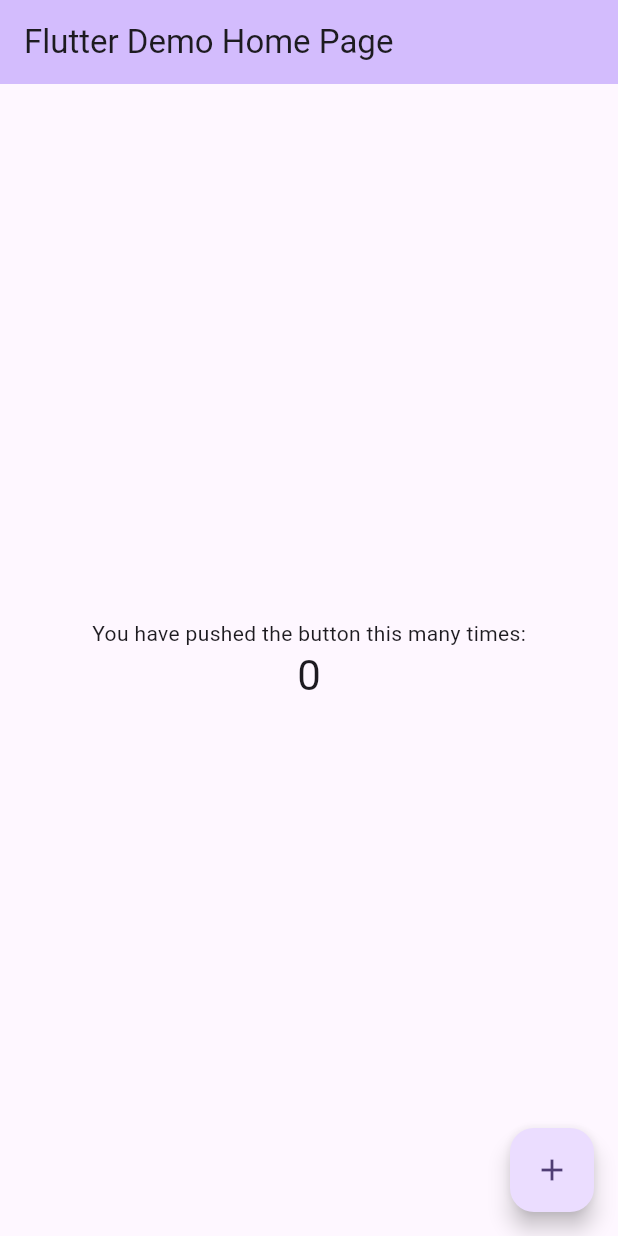
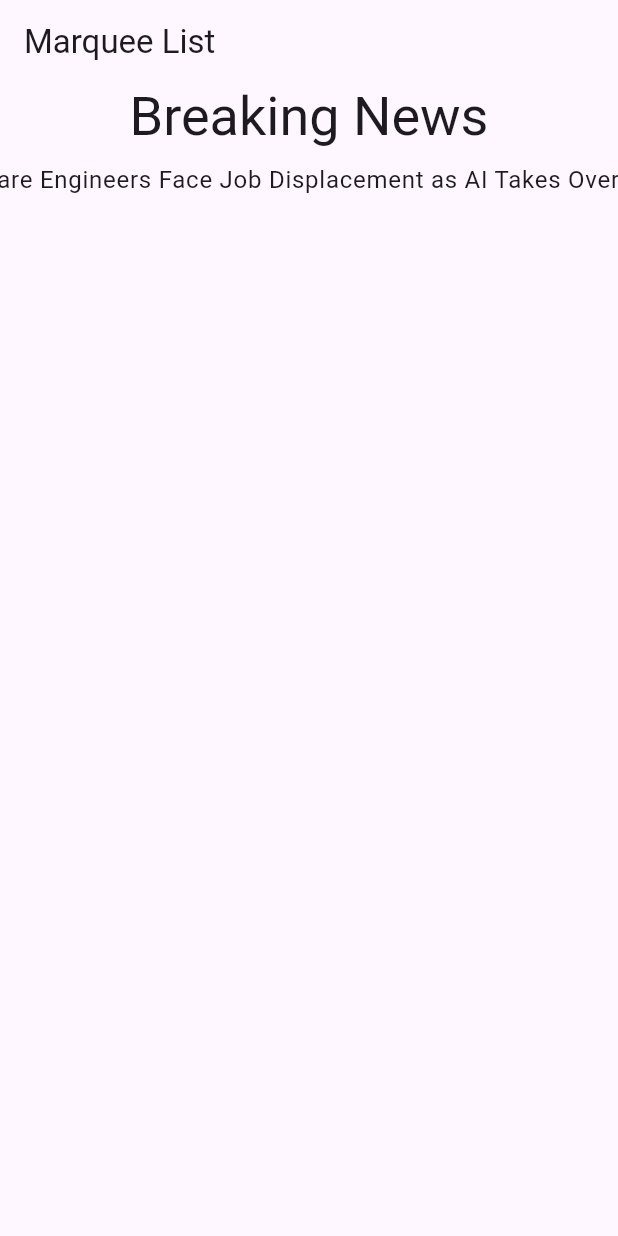
Before and after one commit to burhanrashid52/marquee_list, a Flutter app: the screen it shows after launch, on a phone screen of 412 x 824 dp. Run offline on Flutter 3.47's test engine with Material 3 defaults, Android fonts, the phone set to English and light mode, and no system bars.

Commit message:
Marquee breaking news example

```diff
--- a/example/lib/main.dart
+++ b/example/lib/main.dart
@@ -1,4 +1,5 @@
 import 'package:flutter/material.dart';
+import 'package:marquee_list/marquee_list.dart';
 
 void main() {
   runApp(const MyApp());
@@ -7,119 +8,55 @@ void main() {
 class MyApp extends StatelessWidget {
   const MyApp({super.key});
 
-  // This widget is the root of your application.
   @override
   Widget build(BuildContext context) {
     return MaterialApp(
-      title: 'Flutter Demo',
+      title: 'Marquee List',
       theme: ThemeData(
-        // This is the theme of your application.
-        //
-        // TRY THIS: Try running your application with "flutter run". You'll see
-        // the application has a purple toolbar. Then, without quitting the app,
-        // try changing the seedColor in the colorScheme below to Colors.green
-        // and then invoke "hot reload" (save your changes or press the "hot
-        // reload" button in a Flutter-supported IDE, or press "r" if you used
-        // the command line to start the app).
-        //
-        // Notice that the counter didn't reset back to zero; the application
-        // state is not lost during the reload. To reset the state, use hot
-        // restart instead.
-        //
-        // This works for code too, not just values: Most code changes can be
-        // tested with just a hot reload.
         colorScheme: ColorScheme.fromSeed(seedColor: Colors.deepPurple),
         useMaterial3: true,
       ),
-      home: const MyHomePage(title: 'Flutter Demo Home Page'),
+      home: const MarqueeListPage(),
     );
   }
 }
 
-class MyHomePage extends StatefulWidget {
-  const MyHomePage({super.key, required this.title});
-
-  // This widget is the home page of your application. It is stateful, meaning
-  // that it has a State object (defined below) that contains fields that affect
-  // how it looks.
-
-  // This class is the configuration for the state. It holds the values (in this
-  // case the title) provided by the parent (in this case the App widget) and
-  // used by the build method of the State. Fields in a Widget subclass are
-  // always marked "final".
-
-  final String title;
-
-  @override
-  State<MyHomePage> createState() => _MyHomePageState();
-}
-
-class _MyHomePageState extends State<MyHomePage> {
-  int _counter = 0;
-
-  void _incrementCounter() {
-    setState(() {
-      // This call to setState tells the Flutter framework that something has
-      // changed in this State, which causes it to rerun the build method below
-      // so that the display can reflect the updated values. If we changed
-      // _counter without calling setState(), then the build method would not be
-      // called again, and so nothing would appear to happen.
-      _counter++;
-    });
-  }
+class MarqueeListPage extends StatelessWidget {
+  const MarqueeListPage({super.key});
 
   @override
   Widget build(BuildContext context) {
-    // This method is rerun every time setState is called, for instance as done
-    // by the _incrementCounter method above.
-    //
-    // The Flutter framework has been optimized to make rerunning build methods
-    // fast, so that you can just rebuild anything that needs updating rather
-    // than having to individually change instances of widgets.
+    final theme = Theme.of(context);
     return Scaffold(
       appBar: AppBar(
-        // TRY THIS: Try changing the color here to a specific color (to
-        // Colors.amber, perhaps?) and trigger a hot reload to see the AppBar
-        // change color while the other colors stay the same.
-        backgroundColor: Theme.of(context).colorScheme.inversePrimary,
-        // Here we take the value from the MyHomePage object that was created by
-        // the App.build method, and use it to set our appbar title.
-        title: Text(widget.title),
+        title: const Text('Marquee List'),
       ),
-      body: Center(
-        // Center is a layout widget. It takes a single child and positions it
-        // in the middle of the parent.
-        child: Column(
-          // Column is also a layout widget. It takes a list of children and
-          // arranges them vertically. By default, it sizes itself to fit its
-          // children horizontally, and tries to be as tall as its parent.
-          //
-          // Column has various properties to control how it sizes itself and
-          // how it positions its children. Here we use mainAxisAlignment to
-          // center the children vertically; the main axis here is the vertical
-          // axis because Columns are vertical (the cross axis would be
-          // horizontal).
-          //
-          // TRY THIS: Invoke "debug painting" (choose the "Toggle Debug Paint"
-          // action in the IDE, or press "p" in the console), to see the
-          // wireframe for each widget.
-          mainAxisAlignment: MainAxisAlignment.center,
-          children: <Widget>[
-            const Text(
-              'You have pushed the button this many times:',
-            ),
-            Text(
-              '$_counter',
-              style: Theme.of(context).textTheme.headlineMedium,
-            ),
-          ],
-        ),
+      body: Column(
+        children: [
+          Text(
+            "Breaking News",
+            style: theme.textTheme.displaySmall,
+          ),
+          const SizedBox(height: 8.0),
+          MarqueeList(
+            children: [
+              for (int i = 0; i < breakingNews.length; i++)
+                Text(
+                  breakingNews[i],
+                  style: theme.textTheme.bodyLarge,
+                ),
+            ],
+          ),
+        ],
       ),
-      floatingActionButton: FloatingActionButton(
-        onPressed: _incrementCounter,
-        tooltip: 'Increment',
-        child: const Icon(Icons.add),
-      ), // This trailing comma makes auto-formatting nicer for build methods.
     );
   }
 }
+
+const breakingNews = [
+  "AI-driven Automation Threatens to Disrupt Traditional Software Engineering Roles.",
+  "Software Engineers Face Job Displacement as AI Takes Over Routine Tasks.",
+  "AI Transforming Software Development Lifecycle, Redefining Industry Norms.",
+  "AI's Rise in Software Engineering Sparks Debate Over Future Job Prospects.",
+  "Software Engineers Brace for Impact as AI Continues to Reshape Industry.",
+];
--- a/example/pubspec.yaml
+++ b/example/pubspec.yaml
@@ -35,6 +35,8 @@ dependencies:
   # The following adds the Cupertino Icons font to your application.
   # Use with the CupertinoIcons class for iOS style icons.
   cupertino_icons: ^1.0.6
+  marquee_list:
+    path: ../
 
 dev_dependencies:
   flutter_test:
```
Also changed, not shown: example/pubspec.lock.
